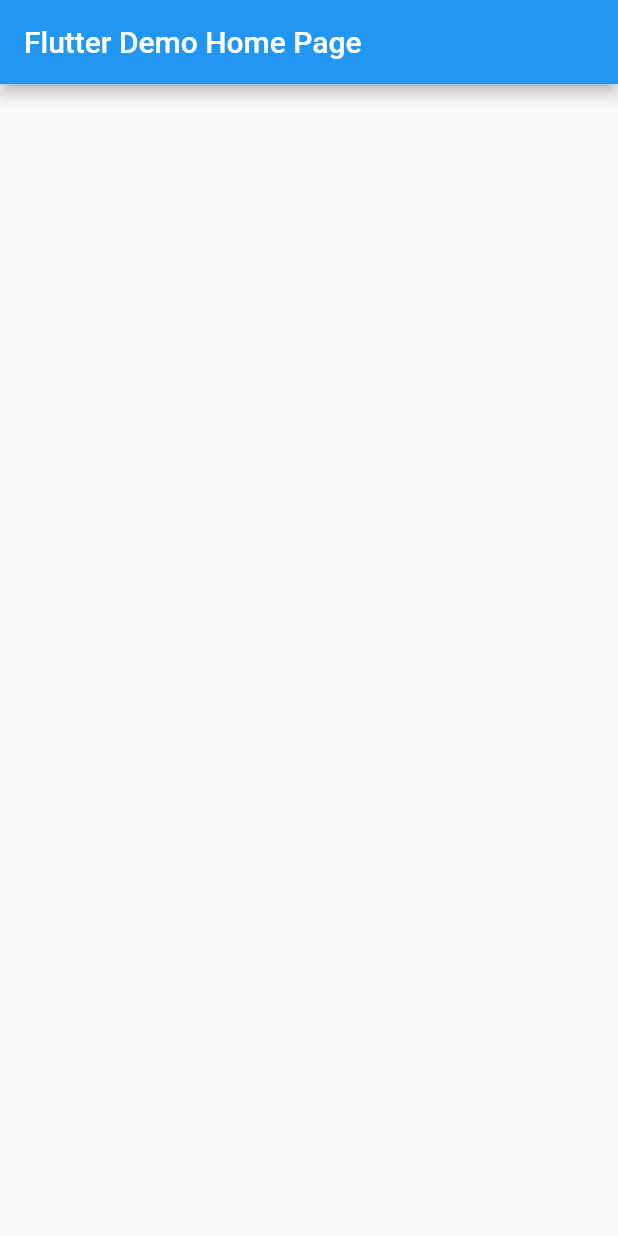
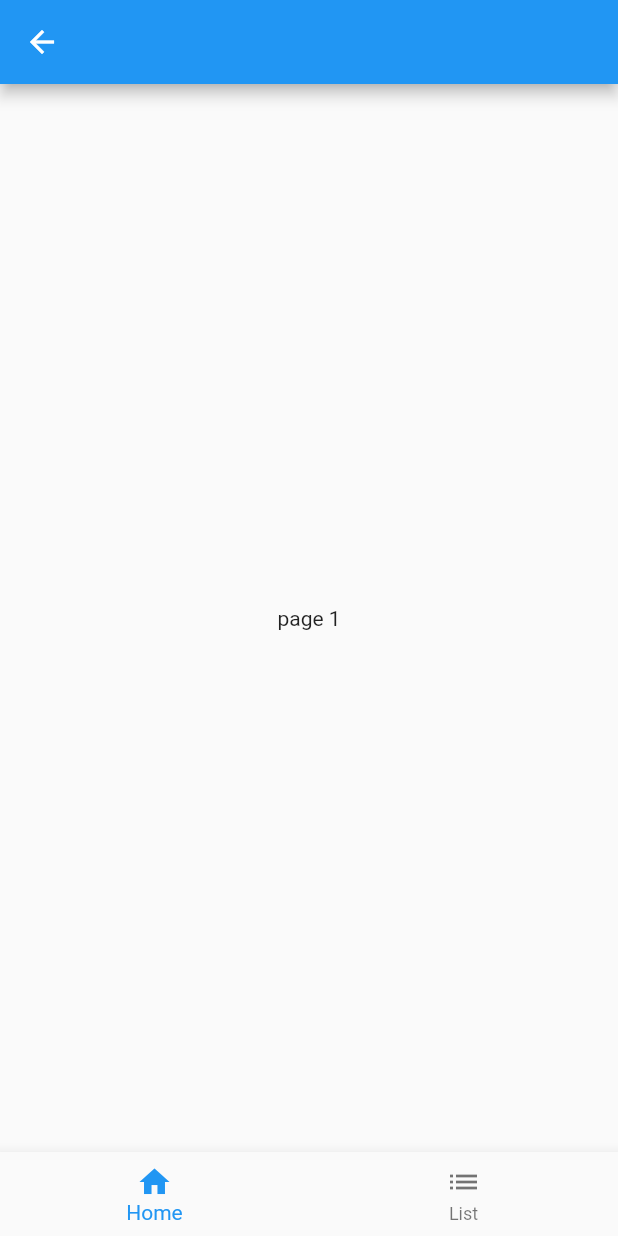
Before and after one commit to jeiea/nested_navigator_devtool, a Flutter app: the screen it shows after launch, on a phone screen of 412 x 824 dp. Run offline on Flutter 3.47's test engine with Material 2 defaults, Android fonts, the light colour scheme and no system bars.

Commit message:
feat: add reproducible code

```diff
--- a/lib/main.dart
+++ b/lib/main.dart
@@ -1,43 +1,127 @@
 import 'package:flutter/material.dart';
 
 void main() {
-  runApp(MyApp());
+  runApp(MaterialApp(
+    title: 'Nested navigator',
+    home: ForwardNavigator(
+      initialRoute: '/home',
+      onGenerateRoute: generateRoute,
+    ),
+  ));
 }
 
-class MyApp extends StatelessWidget {
+class ForwardNavigator extends StatefulWidget {
+  ForwardNavigator(
+      {Key key,
+      this.initialRoute,
+      this.onGenerateRoute,
+      this.onPopPage,
+      this.pages = const <Page<dynamic>>[]})
+      : super(key: key);
+
+  final String initialRoute;
+  final RouteFactory onGenerateRoute;
+  final PopPageCallback onPopPage;
+  final List<Page<dynamic>> pages;
+  final navigatorKey = GlobalKey<NavigatorState>();
+
+  @override
+  _ForwardNavigatorState createState() => _ForwardNavigatorState();
+}
+
+class _ForwardNavigatorState extends State<ForwardNavigator> {
   @override
   Widget build(BuildContext context) {
-    return MaterialApp(
-      title: 'Flutter Demo',
-      theme: ThemeData(
-        primarySwatch: Colors.blue,
-      ),
-      home: MyHomePage(title: 'Flutter Demo Home Page'),
-    );
+    return WillPopScope(
+        onWillPop: () async {
+          if (widget.navigatorKey.currentState.canPop()) {
+            widget.navigatorKey.currentState.pop();
+            return false;
+          }
+          return true;
+        },
+        child: Navigator(
+          key: widget.navigatorKey,
+          initialRoute: widget.initialRoute,
+          onGenerateRoute: widget.onGenerateRoute,
+          onPopPage: widget.onPopPage,
+          pages: widget.pages,
+        ));
   }
 }
 
-class MyHomePage extends StatefulWidget {
-  MyHomePage({Key key, this.title}) : super(key: key);
-  final String title;
+Route generateRoute(RouteSettings settings) {
+  switch (settings.name) {
+    case '/list':
+      return _noTransitionRoute(() => Page2());
+    case '/home':
+    default:
+      return _noTransitionRoute(() => Page1());
+  }
+}
+
+PageRoute _noTransitionRoute(Widget Function() builder) {
+  return PageRouteBuilder(
+    pageBuilder: (_, __, ___) => builder(),
+    transitionDuration: Duration(seconds: 0),
+  );
+}
+
+class Page1 extends StatelessWidget {
+  @override
+  Widget build(BuildContext context) {
+    return TabNavigation(
+        tabIndex: 0, body: Container(child: Center(child: Text('page 1'))));
+  }
+}
+
+class Page2 extends StatelessWidget {
+  @override
+  Widget build(BuildContext context) {
+    return TabNavigation(
+        tabIndex: 1, body: Container(child: Center(child: Text('page 2'))));
+  }
+}
+
+class TabNavigation extends StatelessWidget {
+  TabNavigation({@required this.tabIndex, this.body});
+
+  final Widget body;
+
+  final int tabIndex;
+
+  void _changeTab(BuildContext context, int index) {
+    switch (index) {
+      case 0:
+        Navigator.pushNamed(context, '/home');
+        break;
+      case 1:
+        Navigator.pushNamed(context, '/list');
+        break;
+    }
+  }
 
   @override
-  _MyHomePageState createState() => _MyHomePageState();
-}
-
-class _MyHomePageState extends State<MyHomePage> {
-  @override
   Widget build(BuildContext context) {
-    return Scaffold(
-      appBar: AppBar(
-        title: Text(widget.title),
-      ),
-      body: Center(
-        child: Column(
-          mainAxisAlignment: MainAxisAlignment.center,
-          children: <Widget>[],
-        ),
-      ),
-    );
+    return WillPopScope(
+        onWillPop: () async {
+          if (Navigator.canPop(context)) {
+            Navigator.pop(context);
+            return false;
+          }
+          return true;
+        },
+        child: Scaffold(
+            appBar: AppBar(),
+            body: this.body,
+            bottomNavigationBar: BottomNavigationBar(
+              type: BottomNavigationBarType.fixed,
+              onTap: (index) => _changeTab(context, index),
+              currentIndex: tabIndex,
+              items: [
+                BottomNavigationBarItem(icon: Icon(Icons.home), label: 'Home'),
+                BottomNavigationBarItem(icon: Icon(Icons.list), label: 'List'),
+              ],
+            )));
   }
 }
```
